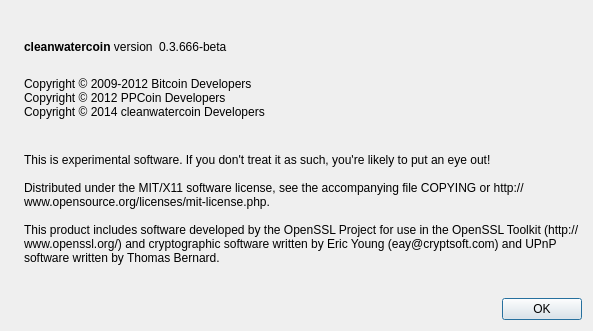
DaElf/bitcoin, file src/qt/forms/aboutdialog.ui: the form before one commit.
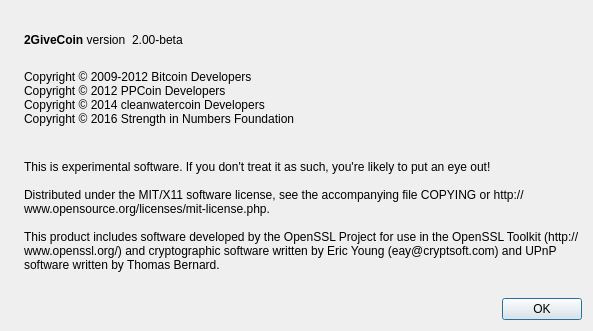
The form after the commit. Icons and pictures are not drawn.

Diff of the .ui file:
```diff
--- a/src/qt/forms/aboutdialog.ui
+++ b/src/qt/forms/aboutdialog.ui
@@ -50,7 +50,7 @@
           <cursorShape>IBeamCursor</cursorShape>
          </property>
          <property name="text">
-          <string>&lt;b&gt;cleanwatercoin&lt;/b&gt; version</string>
+          <string>&lt;html&gt;&lt;head/&gt;&lt;body&gt;&lt;p&gt;&lt;span style=&quot; font-weight:600;&quot;&gt;2GiveCoin&lt;/span&gt; version&lt;/p&gt;&lt;/body&gt;&lt;/html&gt;</string>
          </property>
          <property name="textInteractionFlags">
           <set>Qt::LinksAccessibleByMouse|Qt::TextSelectableByKeyboard|Qt::TextSelectableByMouse</set>
@@ -63,7 +63,7 @@
           <cursorShape>IBeamCursor</cursorShape>
          </property>
          <property name="text">
-          <string notr="true">0.3.666-beta</string>
+          <string notr="true">2.00-beta</string>
          </property>
          <property name="textInteractionFlags">
           <set>Qt::LinksAccessibleByMouse|Qt::TextSelectableByKeyboard|Qt::TextSelectableByMouse</set>
@@ -95,6 +95,7 @@
 Copyright © 2009-2012 Bitcoin Developers
 Copyright © 2012 PPCoin Developers
 Copyright © 2014 cleanwatercoin Developers
+Copyright © 2016 Strength in Numbers Foundation
 </string>
        </property>
        <property name="textInteractionFlags">
```
Left out of the diff: 5 changed lines with no effect on the pictures.
